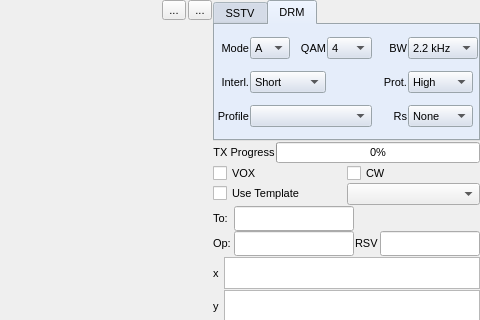
Old version of the form src/mainwidgets/txwidget.ui in the repository jbdubbs/QSSTV-Experimental; both pictures show x 510 to 990 and y 0 to 320 of the 990 by 835 pixel window.
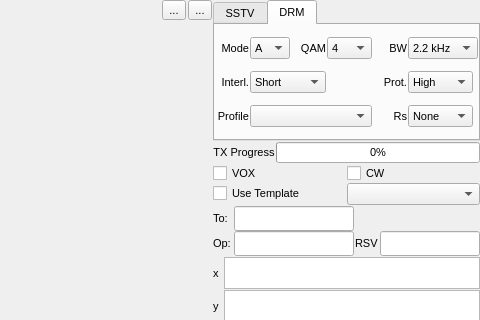
New version of the form. Icons and pictures are not drawn. Custom widgets are drawn as their Qt base class.

Commit message: Fix invisible TX tab controls on Windows (stray QPalette)

The edit to the form file:
```diff
--- a/src/mainwidgets/txwidget.ui
+++ b/src/mainwidgets/txwidget.ui
@@ -366,448 +366,6 @@
          <height>0</height>
         </size>
        </property>
-       <property name="palette">
-        <palette>
-         <active>
-          <colorrole role="WindowText">
-           <brush brushstyle="SolidPattern">
-            <color alpha="255">
-             <red>0</red>
-             <green>0</green>
-             <blue>0</blue>
-            </color>
-           </brush>
-          </colorrole>
-          <colorrole role="Button">
-           <brush brushstyle="SolidPattern">
-            <color alpha="255">
-             <red>211</red>
-             <green>221</green>
-             <blue>238</blue>
-            </color>
-           </brush>
-          </colorrole>
-          <colorrole role="Light">
-           <brush brushstyle="SolidPattern">
-            <color alpha="255">
-             <red>255</red>
-             <green>255</green>
-             <blue>255</blue>
-            </color>
-           </brush>
-          </colorrole>
-          <colorrole role="Midlight">
-           <brush brushstyle="SolidPattern">
-            <color alpha="255">
-             <red>233</red>
-             <green>238</green>
-             <blue>246</blue>
-            </color>
-           </brush>
-          </colorrole>
-          <colorrole role="Dark">
-           <brush brushstyle="SolidPattern">
-            <color alpha="255">
-             <red>105</red>
-             <green>110</green>
-             <blue>119</blue>
-            </color>
-           </brush>
-          </colorrole>
-          <colorrole role="Mid">
-           <brush brushstyle="SolidPattern">
-            <color alpha="255">
-             <red>140</red>
-             <green>147</green>
-             <blue>158</blue>
-            </color>
-           </brush>
-          </colorrole>
-          <colorrole role="Text">
-           <brush brushstyle="SolidPattern">
-            <color alpha="255">
-             <red>0</red>
-             <green>0</green>
-             <blue>0</blue>
-            </color>
-           </brush>
-          </colorrole>
-          <colorrole role="BrightText">
-           <brush brushstyle="SolidPattern">
-            <color alpha="255">
-             <red>255</red>
-             <green>255</green>
-             <blue>255</blue>
-            </color>
-           </brush>
-          </colorrole>
-          <colorrole role="ButtonText">
-           <brush brushstyle="SolidPattern">
-            <color alpha="255">
-             <red>0</red>
-             <green>0</green>
-             <blue>0</blue>
-            </color>
-           </brush>
-          </colorrole>
-          <colorrole role="Base">
-           <brush brushstyle="SolidPattern">
-            <color alpha="255">
-             <red>255</red>
-             <green>255</green>
-             <blue>255</blue>
-            </color>
-           </brush>
-          </colorrole>
-          <colorrole role="Window">
-           <brush brushstyle="SolidPattern">
-            <color alpha="255">
-             <red>215</red>
-             <green>229</green>
-             <blue>238</blue>
-            </color>
-           </brush>
-          </colorrole>
-          <colorrole role="Shadow">
-           <brush brushstyle="SolidPattern">
-            <color alpha="255">
-             <red>0</red>
-             <green>0</green>
-             <blue>0</blue>
-            </color>
-           </brush>
-          </colorrole>
-          <colorrole role="Highlight">
-           <brush brushstyle="SolidPattern">
-            <color alpha="255">
-             <red>0</red>
-             <green>0</green>
-             <blue>128</blue>
-            </color>
-           </brush>
-          </colorrole>
-          <colorrole role="HighlightedText">
-           <brush brushstyle="SolidPattern">
-            <color alpha="255">
-             <red>255</red>
-             <green>255</green>
-             <blue>255</blue>
-            </color>
-           </brush>
-          </colorrole>
-          <colorrole role="Link">
-           <brush brushstyle="SolidPattern">
-            <color alpha="255">
-             <red>0</red>
-             <green>0</green>
-             <blue>0</blue>
-            </color>
-           </brush>
-          </colorrole>
-          <colorrole role="LinkVisited">
-           <brush brushstyle="SolidPattern">
-            <color alpha="255">
-             <red>0</red>
-             <green>0</green>
-             <blue>0</blue>
-            </color>
-           </brush>
-          </colorrole>
-         </active>
-         <inactive>
-          <colorrole role="WindowText">
-           <brush brushstyle="SolidPattern">
-            <color alpha="255">
-             <red>0</red>
-             <green>0</green>
-             <blue>0</blue>
-            </color>
-           </brush>
-          </colorrole>
-          <colorrole role="Button">
-           <brush brushstyle="SolidPattern">
-            <color alpha="255">
-             <red>211</red>
-             <green>221</green>
-             <blue>238</blue>
-            </color>
-           </brush>
-          </colorrole>
-          <colorrole role="Light">
-           <brush brushstyle="SolidPattern">
-            <color alpha="255">
-             <red>255</red>
-             <green>255</green>
-             <blue>255</blue>
-            </color>
-           </brush>
-          </colorrole>
-          <colorrole role="Midlight">
-           <brush brushstyle="SolidPattern">
-            <color alpha="255">
-             <red>244</red>
-             <green>248</green>
-             <blue>255</blue>
-            </color>
-           </brush>
-          </colorrole>
-          <colorrole role="Dark">
-           <brush brushstyle="SolidPattern">
-            <color alpha="255">
-             <red>105</red>
-             <green>110</green>
-             <blue>119</blue>
-            </color>
-           </brush>
-          </colorrole>
-          <colorrole role="Mid">
-           <brush brushstyle="SolidPattern">
-            <color alpha="255">
-             <red>140</red>
-             <green>147</green>
-             <blue>158</blue>
-            </color>
-           </brush>
-          </colorrole>
-          <colorrole role="Text">
-           <brush brushstyle="SolidPattern">
-            <color alpha="255">
-             <red>0</red>
-             <green>0</green>
-             <blue>0</blue>
-            </color>
-           </brush>
-          </colorrole>
-          <colorrole role="BrightText">
-           <brush brushstyle="SolidPattern">
-            <color alpha="255">
-             <red>255</red>
-             <green>255</green>
-             <blue>255</blue>
-            </color>
-           </brush>
-          </colorrole>
-          <colorrole role="ButtonText">
-           <brush brushstyle="SolidPattern">
-            <color alpha="255">
-             <red>0</red>
-             <green>0</green>
-             <blue>0</blue>
-            </color>
-           </brush>
-          </colorrole>
-          <colorrole role="Base">
-           <brush brushstyle="SolidPattern">
-            <color alpha="255">
-             <red>255</red>
-             <green>255</green>
-             <blue>255</blue>
-            </color>
-           </brush>
-          </colorrole>
-          <colorrole role="Window">
-           <brush brushstyle="SolidPattern">
-            <color alpha="255">
-             <red>215</red>
-             <green>229</green>
-             <blue>238</blue>
-            </color>
-           </brush>
-          </colorrole>
-          <colorrole role="Shadow">
-           <brush brushstyle="SolidPattern">
-            <color alpha="255">
-             <red>0</red>
-             <green>0</green>
-             <blue>0</blue>
-            </color>
-           </brush>
-          </colorrole>
-          <colorrole role="Highlight">
-           <brush brushstyle="SolidPattern">
-            <color alpha="255">
-             <red>0</red>
-             <green>0</green>
-             <blue>128</blue>
-            </color>
-           </brush>
-          </colorrole>
-          <colorrole role="HighlightedText">
-           <brush brushstyle="SolidPattern">
-            <color alpha="255">
-             <red>255</red>
-             <green>255</green>
-             <blue>255</blue>
-            </color>
-           </brush>
-          </colorrole>
-          <colorrole role="Link">
-           <brush brushstyle="SolidPattern">
-            <color alpha="255">
-             <red>0</red>
-             <green>0</green>
-             <blue>192</blue>
-            </color>
-           </brush>
-          </colorrole>
-          <colorrole role="LinkVisited">
-           <brush brushstyle="SolidPattern">
-            <color alpha="255">
-             <red>128</red>
-             <green>0</green>
-             <blue>128</blue>
-            </color>
-           </brush>
-          </colorrole>
-         </inactive>
-         <disabled>
-          <colorrole role="WindowText">
-           <brush brushstyle="SolidPattern">
-            <color alpha="255">
-             <red>128</red>
-             <green>128</green>
-             <blue>128</blue>
-            </color>
-           </brush>
-          </colorrole>
-          <colorrole role="Button">
-           <brush brushstyle="SolidPattern">
-            <color alpha="255">
-             <red>211</red>
-             <green>221</green>
-             <blue>238</blue>
-            </color>
-           </brush>
-          </colorrole>
-          <colorrole role="Light">
-           <brush brushstyle="SolidPattern">
-            <color alpha="255">
-             <red>255</red>
-             <green>255</green>
-             <blue>255</blue>
-            </color>
-           </brush>
-          </colorrole>
-          <colorrole role="Midlight">
-           <brush brushstyle="SolidPattern">
-            <color alpha="255">
-             <red>244</red>
-             <green>248</green>
-             <blue>255</blue>
-            </color>
-           </brush>
-          </colorrole>
-          <colorrole role="Dark">
-           <brush brushstyle="SolidPattern">
-            <color alpha="255">
-             <red>105</red>
-             <green>110</green>
-             <blue>119</blue>
-            </color>
-           </brush>
-          </colorrole>
-          <colorrole role="Mid">
-           <brush brushstyle="SolidPattern">
-            <color alpha="255">
-             <red>140</red>
-             <green>147</green>
-             <blue>158</blue>
-            </color>
-           </brush>
-          </colorrole>
-          <colorrole role="Text">
-           <brush brushstyle="SolidPattern">
-            <color alpha="255">
-             <red>128</red>
-             <green>128</green>
-             <blue>128</blue>
-            </color>
-           </brush>
-          </colorrole>
-          <colorrole role="BrightText">
-           <brush brushstyle="SolidPattern">
-            <color alpha="255">
-             <red>255</red>
-             <green>255</green>
-             <blue>255</blue>
-            </color>
-           </brush>
-          </colorrole>
-          <colorrole role="ButtonText">
-           <brush brushstyle="SolidPattern">
-            <color alpha="255">
-             <red>128</red>
-             <green>128</green>
-             <blue>128</blue>
-            </color>
-           </brush>
-          </colorrole>
-          <colorrole role="Base">
-           <brush brushstyle="SolidPattern">
-            <color alpha="255">
-             <red>255</red>
-             <green>255</green>
-             <blue>255</blue>
-            </color>
-           </brush>
-          </colorrole>
-          <colorrole role="Window">
-           <brush brushstyle="SolidPattern">
-            <color alpha="255">
-             <red>215</red>
-             <green>229</green>
-             <blue>238</blue>
-            </color>
-           </brush>
-          </colorrole>
-          <colorrole role="Shadow">
-           <brush brushstyle="SolidPattern">
-            <color alpha="255">
-             <red>0</red>
-             <green>0</green>
-             <blue>0</blue>
-            </color>
-           </brush>
-          </colorrole>
-          <colorrole role="Highlight">
-           <brush brushstyle="SolidPattern">
-            <color alpha="255">
-             <red>0</red>
-             <green>0</green>
-             <blue>128</blue>
-            </color>
-           </brush>
-          </colorrole>
-          <colorrole role="HighlightedText">
-           <brush brushstyle="SolidPattern">
-            <color alpha="255">
-             <red>255</red>
-             <green>255</green>
-             <blue>255</blue>
-            </color>
-           </brush>
-          </colorrole>
-          <colorrole role="Link">
-           <brush brushstyle="SolidPattern">
-            <color alpha="255">
-             <red>0</red>
-             <green>0</green>
-             <blue>192</blue>
-            </color>
-           </brush>
-          </colorrole>
-          <colorrole role="LinkVisited">
-           <brush brushstyle="SolidPattern">
-            <color alpha="255">
-             <red>128</red>
-             <green>0</green>
-             <blue>128</blue>
-            </color>
-           </brush>
-          </colorrole>
-         </disabled>
-        </palette>
-       </property>
        <property name="currentIndex">
         <number>1</number>
        </property>
```
